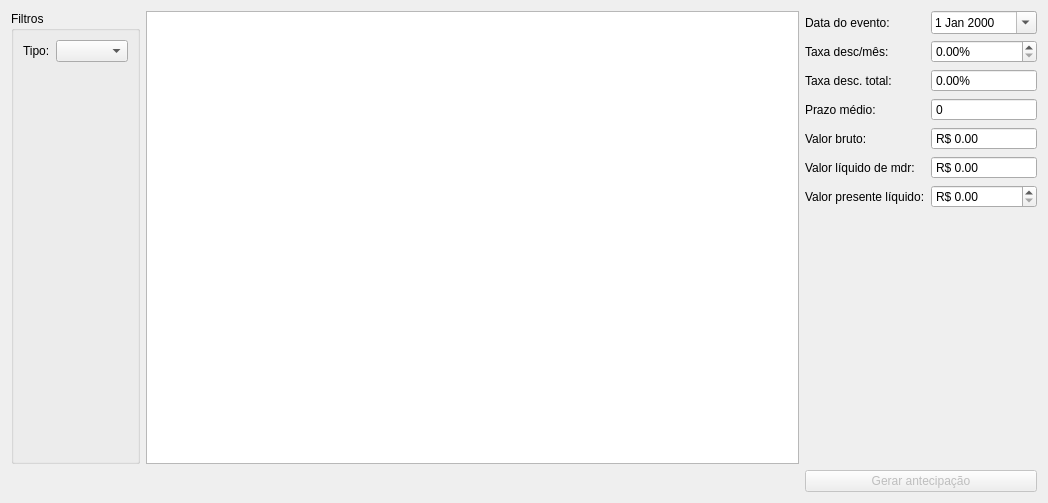
darktorres/ERP-STACCATO, file ui/anteciparrecebimento.ui: the form before one commit.
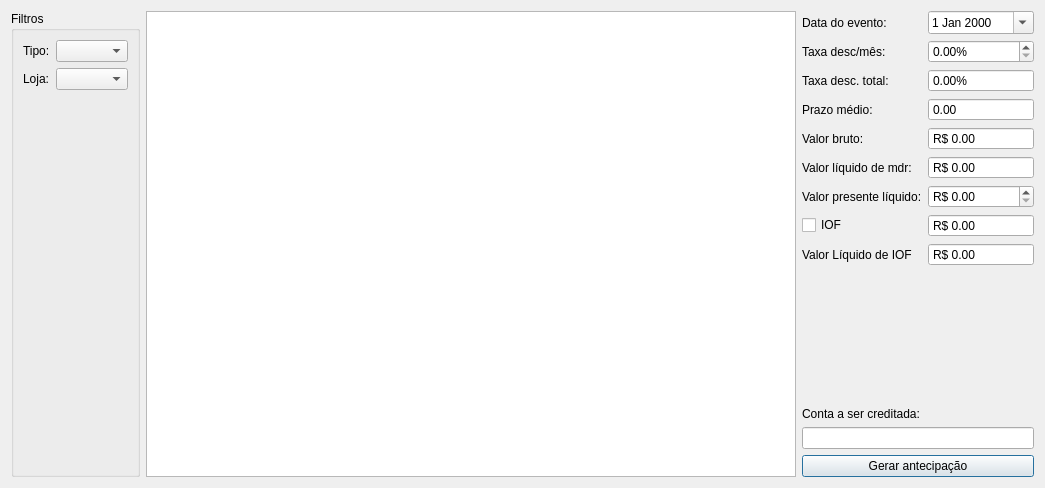
The form after the commit. Custom widgets are drawn as their Qt base class.

What changed in the file:
```diff
--- a/ui/anteciparrecebimento.ui
+++ b/ui/anteciparrecebimento.ui
@@ -6,8 +6,8 @@
    <rect>
     <x>0</x>
     <y>0</y>
-    <width>1048</width>
-    <height>503</height>
+    <width>1045</width>
+    <height>488</height>
    </rect>
   </property>
   <property name="windowTitle">
@@ -26,6 +26,9 @@
       <string>Filtros</string>
      </property>
      <layout class="QGridLayout" name="gridLayout_3">
+      <item row="0" column="1">
+       <widget class="QComboBox" name="comboBox"/>
+      </item>
       <item row="0" column="0">
        <widget class="QLabel" name="label_8">
         <property name="text">
@@ -33,10 +36,7 @@
         </property>
        </widget>
       </item>
-      <item row="0" column="1">
-       <widget class="QComboBox" name="comboBox"/>
-      </item>
-      <item row="1" column="1">
+      <item row="2" column="1">
        <spacer name="verticalSpacer_2">
         <property name="orientation">
          <enum>Qt::Vertical</enum>
@@ -49,6 +49,16 @@
         </property>
        </spacer>
       </item>
+      <item row="1" column="1">
+       <widget class="QComboBox" name="comboBoxLoja"/>
+      </item>
+      <item row="1" column="0">
+       <widget class="QLabel" name="label_10">
+        <property name="text">
+         <string>Loja:</string>
+        </property>
+       </widget>
+      </item>
      </layout>
     </widget>
    </item>
@@ -65,8 +75,37 @@
      </property>
     </widget>
    </item>
-   <item row="0" column="2">
+   <item row="0" column="3">
     <layout class="QGridLayout" name="gridLayout">
+     <item row="3" column="1">
+      <widget class="QDoubleSpinBox" name="doubleSpinBoxPrazoMedio">
+       <property name="wrapping">
+        <bool>false</bool>
+       </property>
+       <property name="readOnly">
+        <bool>true</bool>
+       </property>
+       <property name="buttonSymbols">
+        <enum>QAbstractSpinBox::NoButtons</enum>
+       </property>
+       <property name="showGroupSeparator" stdset="0">
+        <bool>true</bool>
+       </property>
+       <property name="maximum">
+        <double>999.990000000000009</double>
+       </property>
+      </widget>
+     </item>
+     <item row="1" column="1">
+      <widget class="QDoubleSpinBox" name="doubleSpinBoxDescMes">
+       <property name="prefix">
+        <string/>
+       </property>
+       <property name="suffix">
+        <string>%</string>
+       </property>
+      </widget>
+     </item>
      <item row="0" column="0">
       <widget class="QLabel" name="label_7">
        <property name="text">
@@ -74,53 +113,6 @@
        </property>
       </widget>
      </item>
-     <item row="0" column="1">
-      <widget class="QDateEdit" name="dateEditEvento">
-       <property name="calendarPopup">
-        <bool>true</bool>
-       </property>
-      </widget>
-     </item>
-     <item row="1" column="0">
-      <widget class="QLabel" name="label">
-       <property name="text">
-        <string>Taxa desc/mês:</string>
-       </property>
-      </widget>
-     </item>
-     <item row="1" column="1">
-      <widget class="QDoubleSpinBox" name="doubleSpinBoxDescMes">
-       <property name="prefix">
-        <string/>
-       </property>
-       <property name="suffix">
-        <string>%</string>
-       </property>
-      </widget>
-     </item>
-     <item row="2" column="0">
-      <widget class="QLabel" name="label_2">
-       <property name="text">
-        <string>Taxa desc. total:</string>
-       </property>
-      </widget>
-     </item>
-     <item row="2" column="1">
-      <widget class="QDoubleSpinBox" name="doubleSpinBoxDescTotal">
-       <property name="readOnly">
-        <bool>true</bool>
-       </property>
-       <property name="buttonSymbols">
-        <enum>QAbstractSpinBox::NoButtons</enum>
-       </property>
-       <property name="prefix">
-        <string/>
-       </property>
-       <property name="suffix">
-        <string>%</string>
-       </property>
-      </widget>
-     </item>
      <item row="3" column="0">
       <widget class="QLabel" name="label_6">
        <property name="text">
@@ -128,19 +120,6 @@
        </property>
       </widget>
      </item>
-     <item row="3" column="1">
-      <widget class="QSpinBox" name="spinBoxPrazoMedio">
-       <property name="readOnly">
-        <bool>true</bool>
-       </property>
-       <property name="buttonSymbols">
-        <enum>QAbstractSpinBox::NoButtons</enum>
-       </property>
-       <property name="maximum">
-        <number>999</number>
-       </property>
-      </widget>
-     </item>
      <item row="4" column="0">
       <widget class="QLabel" name="label_3">
        <property name="text">
@@ -148,22 +127,40 @@
        </property>
       </widget>
      </item>
-     <item row="4" column="1">
-      <widget class="QDoubleSpinBox" name="doubleSpinBoxValorBruto">
+     <item row="0" column="1">
+      <widget class="QDateEdit" name="dateEditEvento">
+       <property name="calendarPopup">
+        <bool>true</bool>
+       </property>
+      </widget>
+     </item>
+     <item row="2" column="1">
+      <widget class="QDoubleSpinBox" name="doubleSpinBoxDescTotal">
        <property name="readOnly">
         <bool>true</bool>
        </property>
        <property name="buttonSymbols">
         <enum>QAbstractSpinBox::NoButtons</enum>
        </property>
-       <property name="showGroupSeparator" stdset="0">
-        <bool>true</bool>
-       </property>
        <property name="prefix">
-        <string>R$ </string>
+        <string/>
        </property>
-       <property name="maximum">
-        <double>999999.989999999990687</double>
+       <property name="suffix">
+        <string>%</string>
+       </property>
+      </widget>
+     </item>
+     <item row="2" column="0">
+      <widget class="QLabel" name="label_2">
+       <property name="text">
+        <string>Taxa desc. total:</string>
+       </property>
+      </widget>
+     </item>
+     <item row="1" column="0">
+      <widget class="QLabel" name="label">
+       <property name="text">
+        <string>Taxa desc/mês:</string>
        </property>
       </widget>
      </item>
@@ -174,6 +171,13 @@
        </property>
       </widget>
      </item>
+     <item row="8" column="0">
+      <widget class="QCheckBox" name="checkBoxIOF">
+       <property name="text">
+        <string>IOF</string>
+       </property>
+      </widget>
+     </item>
      <item row="5" column="1">
       <widget class="QDoubleSpinBox" name="doubleSpinBoxValorLiquido">
        <property name="readOnly">
@@ -193,15 +197,14 @@
        </property>
       </widget>
      </item>
-     <item row="6" column="0">
-      <widget class="QLabel" name="label_5">
-       <property name="text">
-        <string>Valor presente líquido:</string>
+     <item row="4" column="1">
+      <widget class="QDoubleSpinBox" name="doubleSpinBoxValorBruto">
+       <property name="readOnly">
+        <bool>true</bool>
        </property>
-      </widget>
-     </item>
-     <item row="6" column="1">
-      <widget class="QDoubleSpinBox" name="doubleSpinBoxValorPresente">
+       <property name="buttonSymbols">
+        <enum>QAbstractSpinBox::NoButtons</enum>
+       </property>
        <property name="showGroupSeparator" stdset="0">
         <bool>true</bool>
        </property>
@@ -213,7 +216,7 @@
        </property>
       </widget>
      </item>
-     <item row="7" column="0" colspan="2">
+     <item row="10" column="0" colspan="2">
       <spacer name="verticalSpacer">
        <property name="orientation">
         <enum>Qt::Vertical</enum>
@@ -226,18 +229,102 @@
        </property>
       </spacer>
      </item>
+     <item row="6" column="0">
+      <widget class="QLabel" name="label_5">
+       <property name="text">
+        <string>Valor presente líquido:</string>
+       </property>
+      </widget>
+     </item>
+     <item row="6" column="1">
+      <widget class="QDoubleSpinBox" name="doubleSpinBoxValorPresente">
+       <property name="layoutDirection">
+        <enum>Qt::LeftToRight</enum>
+       </property>
+       <property name="showGroupSeparator" stdset="0">
+        <bool>true</bool>
+       </property>
+       <property name="prefix">
+        <string>R$ </string>
+       </property>
+       <property name="maximum">
+        <double>999999.989999999990687</double>
+       </property>
+      </widget>
+     </item>
+     <item row="9" column="1">
+      <widget class="QDoubleSpinBox" name="doubleSpinBoxLiqIOF">
+       <property name="layoutDirection">
+        <enum>Qt::LeftToRight</enum>
+       </property>
+       <property name="readOnly">
+        <bool>true</bool>
+       </property>
+       <property name="buttonSymbols">
+        <enum>QAbstractSpinBox::NoButtons</enum>
+       </property>
+       <property name="showGroupSeparator" stdset="0">
+        <bool>true</bool>
+       </property>
+       <property name="prefix">
+        <string>R$ </string>
+       </property>
+       <property name="maximum">
+        <double>9999999.990000000223517</double>
+       </property>
+      </widget>
+     </item>
+     <item row="8" column="1">
+      <widget class="QDoubleSpinBox" name="doubleSpinBoxIOF">
+       <property name="layoutDirection">
+        <enum>Qt::LeftToRight</enum>
+       </property>
+       <property name="readOnly">
+        <bool>true</bool>
+       </property>
+       <property name="buttonSymbols">
+        <enum>QAbstractSpinBox::NoButtons</enum>
+       </property>
+       <property name="showGroupSeparator" stdset="0">
+        <bool>true</bool>
+       </property>
+       <property name="prefix">
+        <string>R$ </string>
+       </property>
+       <property name="maximum">
+        <double>99999.990000000005239</double>
+       </property>
+      </widget>
+     </item>
+     <item row="9" column="0">
+      <widget class="QLabel" name="label_9">
+       <property name="text">
+        <string>Valor Líquido de IOF</string>
+       </property>
+      </widget>
+     </item>
+     <item row="13" column="0" colspan="2">
+      <widget class="QPushButton" name="pushButtonGerar">
+       <property name="enabled">
+        <bool>true</bool>
+       </property>
+       <property name="text">
+        <string>Gerar antecipação</string>
+       </property>
+      </widget>
+     </item>
+     <item row="12" column="0" colspan="2">
+      <widget class="ItemBox" name="itemBoxConta"/>
+     </item>
+     <item row="11" column="0">
+      <widget class="QLabel" name="label_11">
+       <property name="text">
+        <string>Conta a ser creditada:</string>
+       </property>
+      </widget>
+     </item>
     </layout>
    </item>
-   <item row="1" column="2">
-    <widget class="QPushButton" name="pushButtonGerar">
-     <property name="enabled">
-      <bool>false</bool>
-     </property>
-     <property name="text">
-      <string>Gerar antecipação</string>
-     </property>
-    </widget>
-   </item>
   </layout>
  </widget>
  <customwidgets>
@@ -246,6 +333,11 @@
    <extends>QTableView</extends>
    <header>src/tableview.h</header>
   </customwidget>
+  <customwidget>
+   <class>ItemBox</class>
+   <extends>QLineEdit</extends>
+   <header>src/itembox.h</header>
+  </customwidget>
  </customwidgets>
  <resources/>
  <connections/>
```
